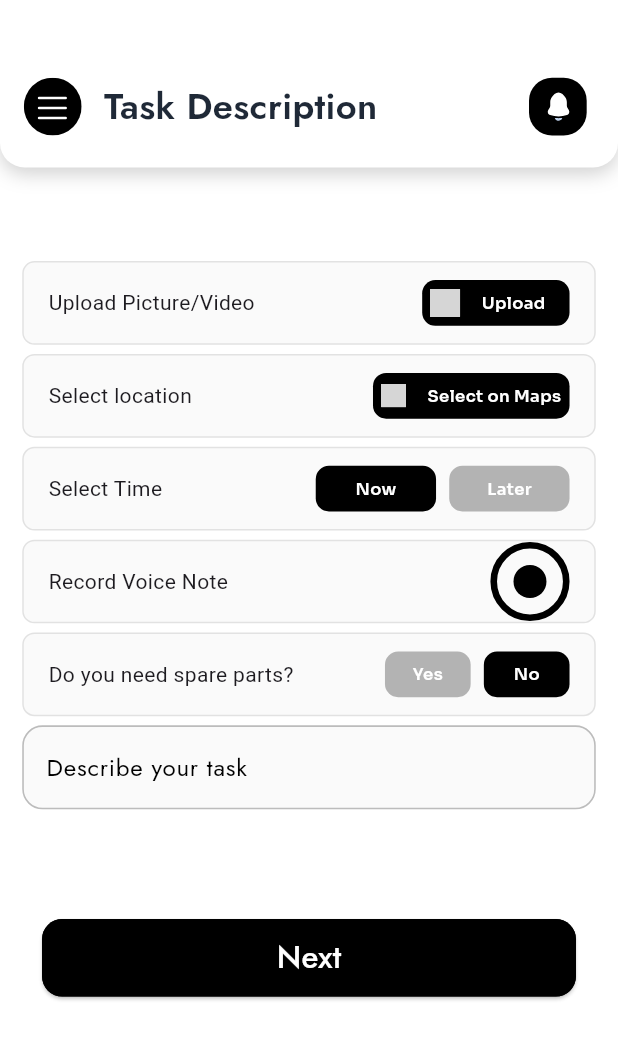
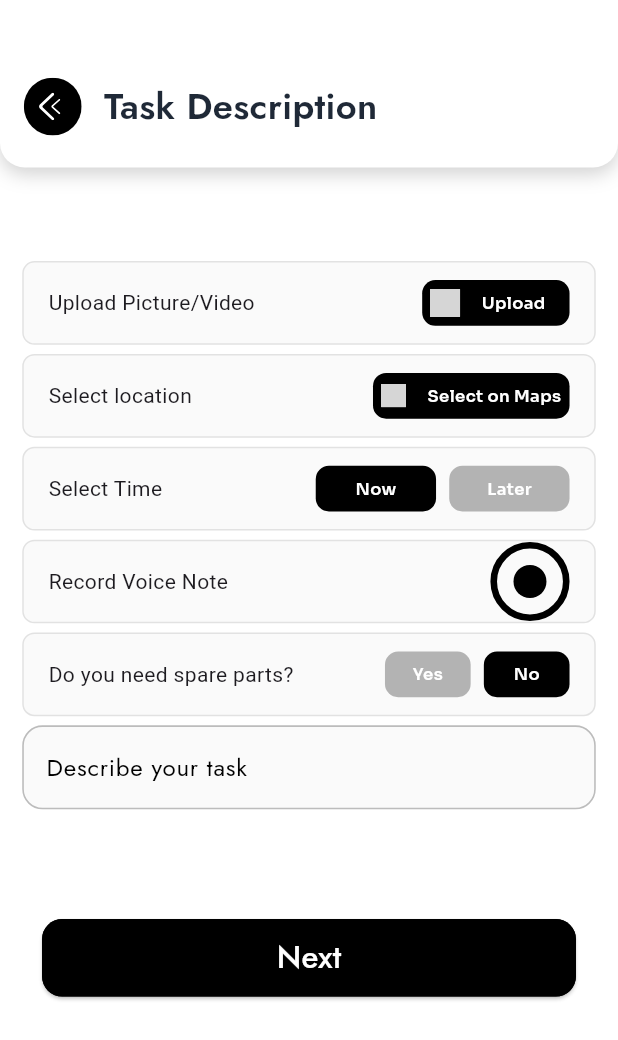
Before and after one commit to Hamzair/reapiroo_app, a Flutter app: the CustomerTaskHome screen opened directly, on a phone screen of 412 x 824 dp. Shown: the top 1040 px of the screen. Run offline on Flutter 3.47's test engine with Material 3 defaults, Android fonts, the phone set to English and light mode, and no system bars; our stand-ins replace animated_notch_bottom_bar, flutter_screenutil, flutter_svg, get, google_fonts, image_picker and 3 more; project files that could hold a hidden picture were left out; grey boxes are pictures that could not be loaded.

Commit message:
hamza balaj day code merge, with icons

```diff
--- a/lib/main.dart
+++ b/lib/main.dart
@@ -38,7 +38,7 @@ class MyApp extends StatelessWidget {
           //     ChatsScreenMain(),
           //     ChatScreenDetail(),
           //    BookingScreenMain(),
-                HomeScreen(),
+                SplashScreen(),
 
             // initialBinding: UserBinding(),
           );
--- a/lib/views/auth/signup_view/pending_approval.dart
+++ b/lib/views/auth/signup_view/pending_approval.dart
@@ -12,6 +12,8 @@ class PendingApproval extends StatelessWidget {
   @override
   Widget build(BuildContext context) {
     return Scaffold(
+      backgroundColor: AppColors.secondary,
+
       body: Padding(
         padding: EdgeInsets.symmetric(horizontal: 20.w),
         child: Column(
--- a/lib/views/auth/signup_view/role_screen.dart
+++ b/lib/views/auth/signup_view/role_screen.dart
@@ -21,6 +21,7 @@ class _RoleScreenState extends State<RoleScreen> {
   @override
   Widget build(BuildContext context) {
     return Scaffold(
+      backgroundColor: AppColors.secondary,
       body: Column(
         children: [
           Container(
--- a/lib/views/auth/signup_view/tech_signup.dart
+++ b/lib/views/auth/signup_view/tech_signup.dart
@@ -22,7 +22,7 @@ class TechSignup extends StatefulWidget {
 }
 
 class _TechSignupState extends State<TechSignup> {
-  final TechController techController = Get.find();
+  final TechController techController = Get.put(TechController());
   List<String> index = [
     "0",
     "1",
@@ -45,7 +45,9 @@ class _TechSignupState extends State<TechSignup> {
             .unfocus(); // Close the keyboard when tapping outside
       },
       child: Scaffold(
+        backgroundColor: AppColors.secondary,
         appBar: AppBar(
+          backgroundColor: AppColors.secondary,
           automaticallyImplyLeading: false,
           flexibleSpace: Row(
             children: [
--- a/lib/views/bottom_nav/bottom_nav.dart
+++ b/lib/views/bottom_nav/bottom_nav.dart
@@ -5,7 +5,7 @@ import 'package:get/get.dart';
 import 'package:repairoo/const/color.dart';
 import 'package:repairoo/views/booking_screens/booking_screen_main.dart';
 import 'package:repairoo/views/chat_screens/chat_screen_main.dart';
-import 'package:repairoo/views/home_Screen/home_screen.dart';
+import 'package:repairoo/views/home_screen_for_tech/Home_screen.dart';
 import 'package:repairoo/views/profile_screens/profile_screen.dart';
 
 import '../../const/images.dart';
--- a/lib/views/home_screens_for_customers/customer_task_home.dart
+++ b/lib/views/home_screens_for_customers/customer_task_home.dart
@@ -30,8 +30,8 @@ class _CustomerTaskHomeState extends State<CustomerTaskHome> {
     return Scaffold(
           backgroundColor: AppColors.secondary,
         appBar: MyAppBar(
-          isMenu: customerVM.isMenu.value,
-          isNotification: customerVM.isNotification.value,
+          isMenu: false,
+          isNotification: false,
           isTitle: true,
           isTextField: false,
           isSecondIcon: false,
--- a/lib/views/on_boarding/main_onboarding.dart
+++ b/lib/views/on_boarding/main_onboarding.dart
@@ -1,5 +1,7 @@
 import 'package:flutter/material.dart';
 import 'package:flutter_screenutil/flutter_screenutil.dart';
+import 'package:get/get.dart';
+import 'package:repairoo/views/auth/login_view/login_screen.dart';
 import 'package:smooth_page_indicator/smooth_page_indicator.dart';
 import '../../const/color.dart';
 import 'on_boarding_five.dart';
@@ -28,7 +30,7 @@ class _MainOnBoardingViewState extends State<MainOnBoardingView> {
       );
     } else if (currentpage == 4) {
       // Navigate to the LoginView screen
-      // Get.offAll(LoginView());
+       Get.offAll(LoginScreen());
     }
   }
 
--- a/lib/widgets/custom_box.dart
+++ b/lib/widgets/custom_box.dart
@@ -26,9 +26,9 @@ class _CustomBoxState extends State<CustomBox> {
         boxShadow: [
           BoxShadow(
             color: Color.fromRGBO(20, 159, 169, 0.24), // Adjust opacity if needed
-            offset: Offset(0, 4), // (x = 0, y = 4)
-            blurRadius: 10.4, // blur 10.4
-            spreadRadius: 0, // spread 0
+            offset: Offset(0, 0.86), // (x = 0, y = 4)
+            blurRadius: 8.64, // blur 10.4
+            spreadRadius: -0.86, // spread 0
           ),
         ]
       ),
```
Also changed, not shown: lib/views/auth/signup_view/customer_signup.dart (+10 -8 lines), lib/views/home_screen_for_tech/new_task_home.dart (+6 -1 lines), 7 other files.
